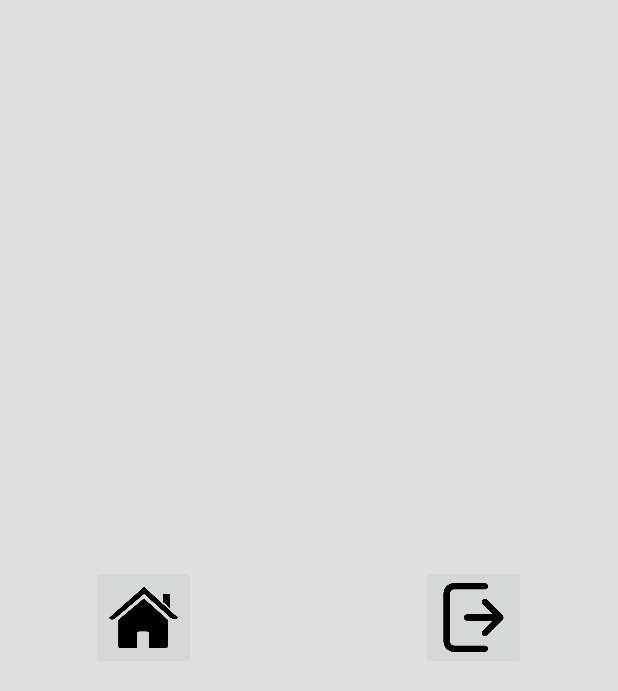
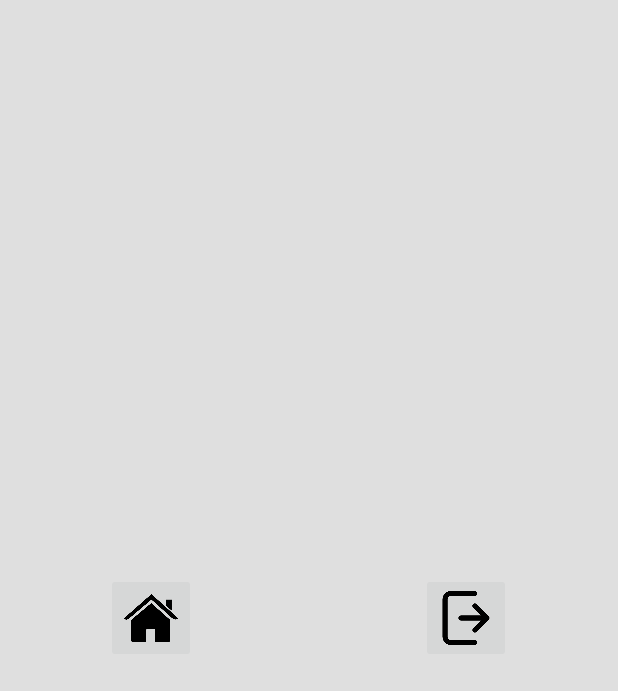
Before and after one commit to YOYO-DR/androidProyecto, an Android app: the layout fragment_menu.xml on its own in the app's theme, with its tools: preview values and no code run, on a phone screen of 412 x 824 dp. Shown: the top 691 px of the screen. Run offline under Robolectric (Android 15) with nearby library versions, the phone set to English and light mode, and no system bars.

```diff
--- a/app/src/main/java/com/yoinerduran/juegossena/MainActivity.java
+++ b/app/src/main/java/com/yoinerduran/juegossena/MainActivity.java
@@ -15,10 +15,10 @@ public class MainActivity extends AppCompatActivity {
     protected void onCreate(Bundle savedInstanceState) {
         super.onCreate(savedInstanceState);
         setContentView(R.layout.activity_main);
-        //crear y cargar fragmento del menu, y el fragmento de inicio de sesión
-        //menu
+        //crear y cargar fragmento del menu
         Fragment fragMenu=new MenuFragment();
         FragmentManager fragMenuManager=getSupportFragmentManager();
         Funciones.crearFrag(fragMenuManager,fragMenu,R.id.containerMenu);
+
     }
 }
--- a/app/src/main/java/com/yoinerduran/juegossena/api/ApiDjango.java
+++ b/app/src/main/java/com/yoinerduran/juegossena/api/ApiDjango.java
@@ -4,8 +4,8 @@ import android.content.Context;
 
 public class ApiDjango {
 
-    static String urlApi="https://juegossena.azurewebsites.net/api/";
-    //static String urlApi="http://192.168.110.39:8000/api/";
+    //static String urlApi="https://juegossena.azurewebsites.net/api/";
+    static String urlApi="http://192.168.110.39:8000/api/";
     static public String urlInicioSesion(Context context){
         return urlApi+"iniciosesionapi/";
     }
--- a/app/src/main/res/layout/fragment_menu.xml
+++ b/app/src/main/res/layout/fragment_menu.xml
@@ -16,8 +16,8 @@
 
         <ImageButton
             android:id="@+id/btnInicio"
-            android:layout_width="70dp"
-            android:layout_height="70dp"
+            android:layout_width="60dp"
+            android:layout_height="60dp"
             android:scaleType="fitCenter"
             android:src="@drawable/icon_home"
             android:contentDescription="Volver a inicio"/>
@@ -25,8 +25,8 @@
 
         <ImageButton
             android:id="@+id/btnSalirSesion"
-            android:layout_width="70dp"
-            android:layout_height="70dp"
+            android:layout_width="60dp"
+            android:layout_height="60dp"
             android:scaleType="fitCenter"
             android:layout_marginStart="150dp"
             android:contentDescription="Salir de sesión"
```
